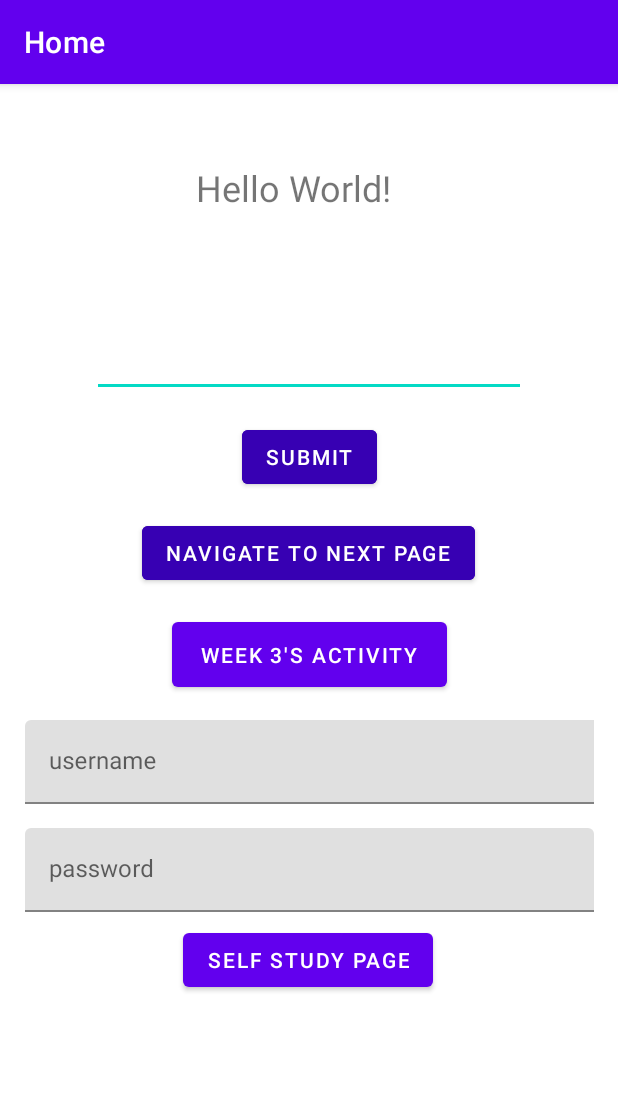
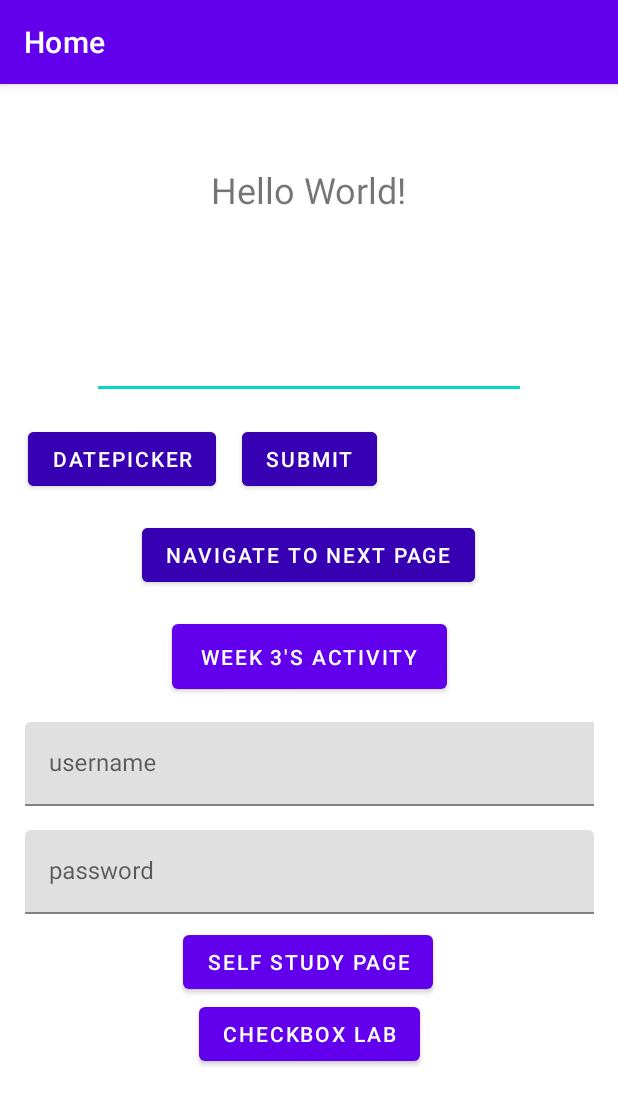
Before and after one commit to ziwei531/learn-android-playground, an Android app: the screen it shows after launch (MainActivity), on a phone screen of 412 x 824 dp. Shown: the top 1105 px of the screen. Run offline under Robolectric (Android 15) with nearby library versions, the phone set to English and light mode, and no system bars.

Commit message:
new stuffs

```diff
--- a/app/src/main/java/com/example/myapplication/Sum.java
+++ b/app/src/main/java/com/example/myapplication/Sum.java
@@ -42,7 +42,6 @@ public class Sum extends AppCompatActivity {
             //this is to hide the keyboard after submit
             InputMethodManager imm = (InputMethodManager) getSystemService(Context.INPUT_METHOD_SERVICE);
             imm.hideSoftInputFromWindow(view.getWindowToken(), 0);
-
         }
 
     }
--- a/app/src/main/res/layout/activity_main.xml
+++ b/app/src/main/res/layout/activity_main.xml
@@ -1,7 +1,12 @@
 <?xml version="1.0" encoding="utf-8"?>
-<androidx.constraintlayout.widget.ConstraintLayout xmlns:android="http://schemas.android.com/apk/res/android"
+
+<ScrollView
+    xmlns:android="http://schemas.android.com/apk/res/android"
     xmlns:app="http://schemas.android.com/apk/res-auto"
     xmlns:tools="http://schemas.android.com/tools"
+    android:layout_width="match_parent"
+    android:layout_height="match_parent">
+    <androidx.constraintlayout.widget.ConstraintLayout
         android:layout_width="match_parent"
         android:layout_height="match_parent"
         android:backgroundTint="@android:color/holo_blue_bright"
@@ -11,24 +16,24 @@
 
         <TextView
             android:id="@+id/mainTextView"
-        android:layout_width="359dp"
-        android:layout_height="136dp"
+            android:layout_width="306dp"
+            android:layout_height="120dp"
             android:gravity="center"
             android:text="Hello World!"
             android:textSize="24sp"
             app:layout_constraintBottom_toBottomOf="parent"
             app:layout_constraintEnd_toEndOf="parent"
-        app:layout_constraintHorizontal_bias="0.307"
+            app:layout_constraintHorizontal_bias="0.495"
             app:layout_constraintStart_toStartOf="parent"
             app:layout_constraintTop_toTopOf="parent"
-        app:layout_constraintVertical_bias="0.002" />
+            app:layout_constraintVertical_bias="0.02" />
 
         <EditText
             android:id="@+id/editText"
             android:layout_width="289dp"
             android:layout_height="55dp"
             android:layout_marginStart="101dp"
-        android:layout_marginTop="16dp"
+            android:layout_marginTop="24dp"
             android:layout_marginEnd="101dp"
             android:ems="10"
             android:inputType="text"
@@ -41,15 +46,12 @@
             android:layout_width="wrap_content"
             android:layout_height="wrap_content"
             android:layout_alignParentLeft="true"
-        android:layout_marginStart="161dp"
             android:layout_marginTop="16dp"
-        android:layout_marginEnd="162dp"
             android:backgroundTint="@color/purple_700"
             android:onClick="submit"
             android:text="Submit"
             android:textColor="#FFFFFF"
             app:layout_constraintEnd_toEndOf="parent"
-        app:layout_constraintHorizontal_bias="0.333"
             app:layout_constraintStart_toStartOf="parent"
             app:layout_constraintTop_toBottomOf="@+id/editText" />
 
@@ -125,5 +127,36 @@
             app:layout_constraintStart_toStartOf="parent"
             app:layout_constraintTop_toBottomOf="@+id/textInputLayout2" />
 
+        <androidx.constraintlayout.widget.Guideline
+            android:id="@+id/guideline2"
+            android:layout_width="wrap_content"
+            android:layout_height="wrap_content"
+            android:orientation="vertical"
+            app:layout_constraintGuide_end="394dp" />
+
+        <Button
+            android:id="@+id/buttonLab"
+            android:layout_width="wrap_content"
+            android:layout_height="wrap_content"
+            android:onClick="buttonLab"
+            android:text="CheckBox Lab"
+            app:layout_constraintEnd_toEndOf="parent"
+            app:layout_constraintHorizontal_bias="0.5"
+            app:layout_constraintStart_toStartOf="parent"
+            app:layout_constraintTop_toBottomOf="@+id/button2" />
+
+        <Button
+            android:id="@+id/navToDatePicker"
+            android:layout_width="wrap_content"
+            android:layout_height="wrap_content"
+            android:layout_marginTop="16dp"
+            android:backgroundTint="@color/purple_700"
+            android:onClick="handleNavToDatePicker"
+            android:text="DatePicker"
+            app:layout_constraintEnd_toStartOf="@+id/button1"
+            app:layout_constraintHorizontal_bias="0.514"
+            app:layout_constraintStart_toStartOf="parent"
+            app:layout_constraintTop_toBottomOf="@+id/editText" />
 
     </androidx.constraintlayout.widget.ConstraintLayout>
+</ScrollView>
--- a/app/src/main/res/layout/activity_self_study_page.xml
+++ b/app/src/main/res/layout/activity_self_study_page.xml
@@ -7,7 +7,7 @@
     tools:context=".SelfStudyPage">
 
     <Button
-        android:id="@+id/button3"
+        android:id="@+id/navToDatePicker"
         android:layout_width="wrap_content"
         android:layout_height="wrap_content"
         android:layout_marginTop="280dp"
@@ -30,7 +30,7 @@
         app:layout_constraintEnd_toEndOf="parent"
         app:layout_constraintHorizontal_bias="0.497"
         app:layout_constraintStart_toStartOf="parent"
-        app:layout_constraintTop_toBottomOf="@+id/button3"
+        app:layout_constraintTop_toBottomOf="@+id/navToDatePicker"
         app:layout_constraintVertical_bias="0.0" />
 
 </androidx.constraintlayout.widget.ConstraintLayout>
--- a/app/src/main/res/layout/activity_settings.xml
+++ b/app/src/main/res/layout/activity_settings.xml
@@ -29,4 +29,5 @@
         app:layout_constraintEnd_toEndOf="parent"
         app:layout_constraintStart_toStartOf="parent"
         app:layout_constraintTop_toBottomOf="@+id/textView" />
+
 </androidx.constraintlayout.widget.ConstraintLayout>
```
Also changed, not shown: app/src/main/AndroidManifest.xml (+17 -1 lines), app/src/main/java/com/example/myapplication/CheckBoxLab.java (added, +69 -0 lines), app/src/main/java/com/example/myapplication/DatePicker.java (added, +51 -0 lines), app/src/main/java/com/example/myapplication/MainActivity.java (+11 -0 lines), app/src/main/res/layout/activity_check_box_lab.xml (added, +62 -0 lines), app/src/main/res/layout/activity_date_picker.xml (added, +33 -0 lines), app/src/main/java/com/example/myapplication/DatabaseHelper.java (added), app/src/main/res/drawable/clock.png (added). Lines whose indentation alone changed are shown as unchanged.
